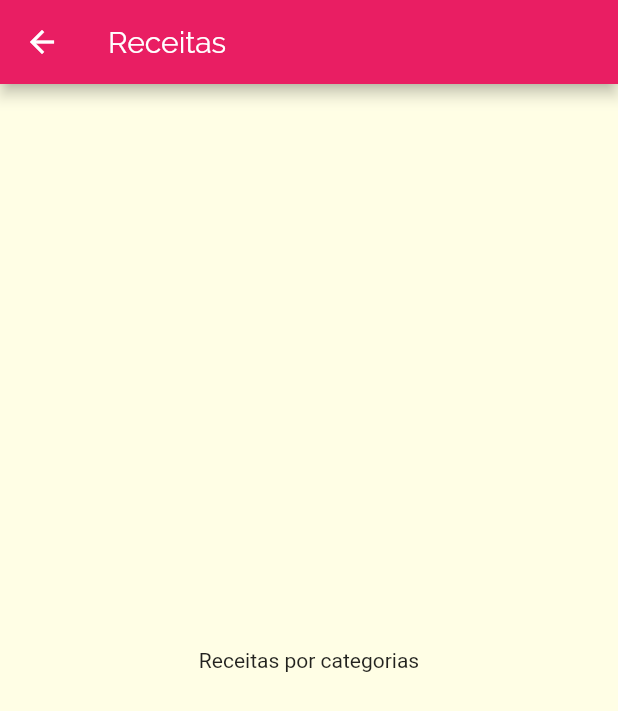
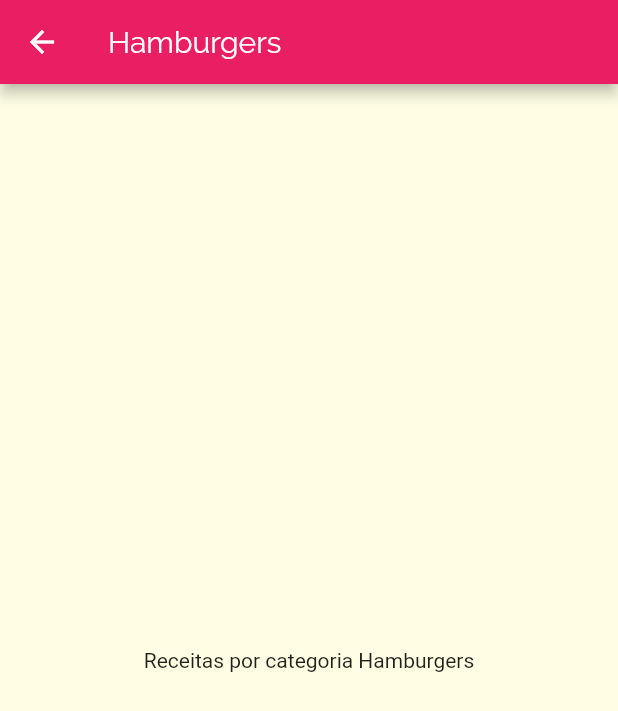
Before and after one commit to isaiasnas/recipes, a Flutter app: the screen it shows after launch, after a tap on "Hamburgers", on a phone screen of 412 x 824 dp. Shown: the top 711 px of the screen. Run offline on Flutter 3.47's test engine with Material 2 defaults, Android fonts, the phone set to English and light mode, and no system bars.

Commit message:
inclusão de rotas nomeadas.

```diff
--- a/lib/components/category_item.dart
+++ b/lib/components/category_item.dart
@@ -1,6 +1,7 @@
 import 'package:flutter/material.dart';
 import 'package:meals/models/category.dart';
 import 'package:meals/screens/categories_meals_sreen.dart';
+import 'package:meals/utils/app_routes.dart';
 
 class CategoryItem extends StatelessWidget {
   final Category category;
@@ -8,10 +9,15 @@ class CategoryItem extends StatelessWidget {
   const CategoryItem(this.category);
 
   void _selectCategory(BuildContext context) {
-    Navigator.of(context).push(
-      MaterialPageRoute(builder: (_) {
-        return CategoriesMealScreen();
-      }),
+    // Navigator.of(context).push(
+    //   MaterialPageRoute(builder: (_) {
+    //     return CategoriesMealScreen(category);
+    //   }),
+    // );
+
+    Navigator.of(context).pushNamed(
+      AppRoutes.CATEGORIES_MEALS,
+      arguments: category,
     );
   }
 
--- a/lib/main.dart
+++ b/lib/main.dart
@@ -1,5 +1,7 @@
 import 'package:flutter/material.dart';
+import 'package:meals/screens/categories_meals_sreen.dart';
 import 'package:meals/screens/categories_screen.dart';
+import 'package:meals/utils/app_routes.dart';
 
 void main() => runApp(MyApp());
 
@@ -18,7 +20,11 @@ class MyApp extends StatelessWidget {
                 fontSize: 20,
                 fontFamily: 'RobotoCondensed',
               ))),
-      home: CategoriesScreen(),
+      //home: CategoriesScreen(),
+      routes: {
+        AppRoutes.HOME: (ctx) => CategoriesScreen(),
+        AppRoutes.CATEGORIES_MEALS: (ctx) => CategoriesMealScreen(),
+      },
     );
   }
 }
--- a/lib/screens/categories_meals_sreen.dart
+++ b/lib/screens/categories_meals_sreen.dart
@@ -1,14 +1,23 @@
 import 'package:flutter/material.dart';
+import 'package:meals/models/category.dart';
 
 class CategoriesMealScreen extends StatelessWidget {
+  //final Category category;
+
+  // const CategoriesMealScreen(
+  //   this.category,
+  // );
+
   @override
   Widget build(BuildContext context) {
+    final category = ModalRoute.of(context).settings.arguments as Category;
+
     return Scaffold(
       appBar: AppBar(
-        title: Text('Receitas'),
+        title: Text(category.title),
       ),
       body: Center(
-        child: Text('Receitas por categorias'),
+        child: Text('Receitas por categoria ${category.title}'),
       ),
     );
   }
--- /dev/null
+++ b/lib/utils/app_routes.dart
@@ -0,0 +1,4 @@
+class AppRoutes{
+  static const HOME = '/';
+  static const CATEGORIES_MEALS ='/categories-meals';
+}
```
